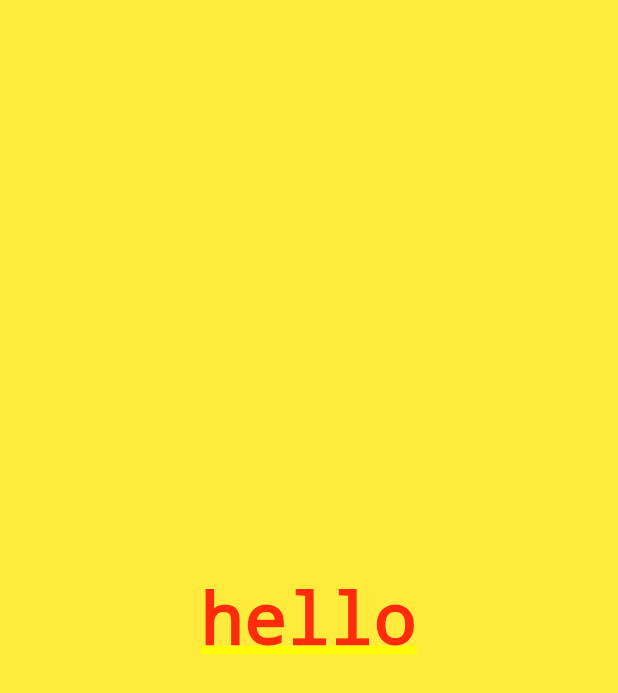
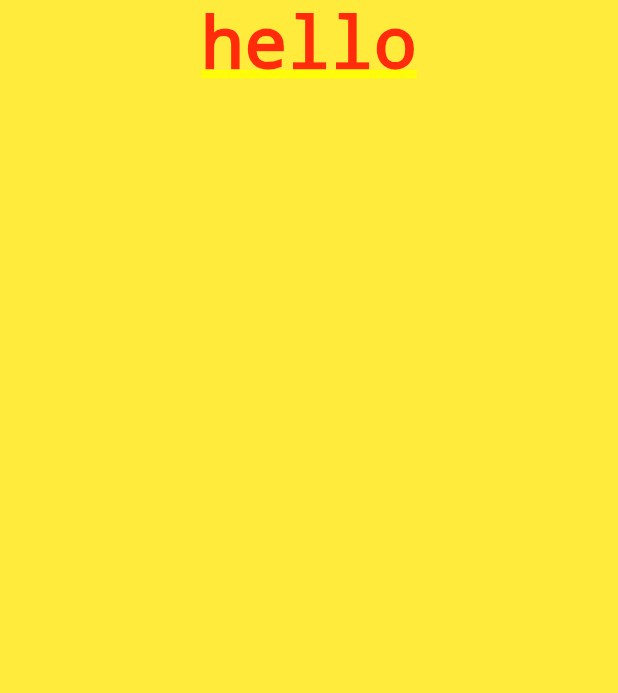
Before and after one commit to AhmedAbdulhameedQahtan/Extchang_price, a Flutter app: the screen it shows after launch, on a phone screen of 412 x 824 dp. Shown: the top 693 px of the screen. Run offline on Flutter 3.47's test engine with Material 2 defaults, Android fonts, the phone set to English and light mode, and no system bars.

Commit message:
this commit after add column

```diff
--- a/lib/firstpage.dart
+++ b/lib/firstpage.dart
@@ -13,8 +13,12 @@ class _FirstPageState extends State<FirstPage> {
     Size size = MediaQuery.of(context).size;
     return Container(
       color: Colors.yellow,
-      child: Center(
-        child: Text("hello"),
+      child: Column(
+         children: [
+           Center(
+             child: Text("hello"),
+           ),
+         ],
       ),
     );//End Container
   }//End build method
```
